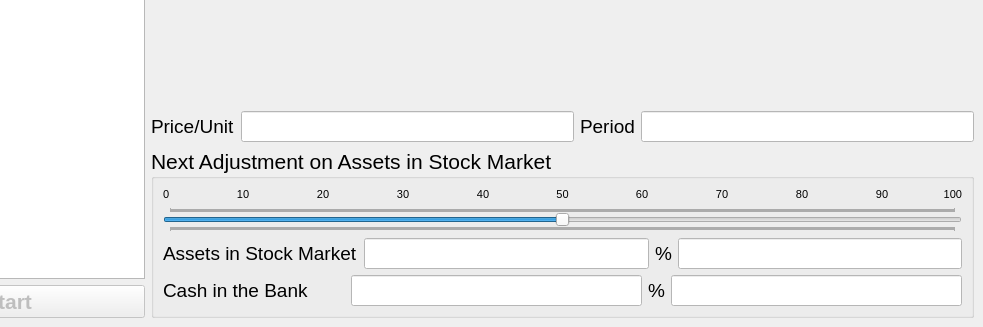
Before: the Qt Designer form ui/simulation.ui in alfa-ryano/Brownian, drawn with Qt 5; both pictures show x 138 to 1121 and y 533 to 860 of the 1121 by 860 pixel window.
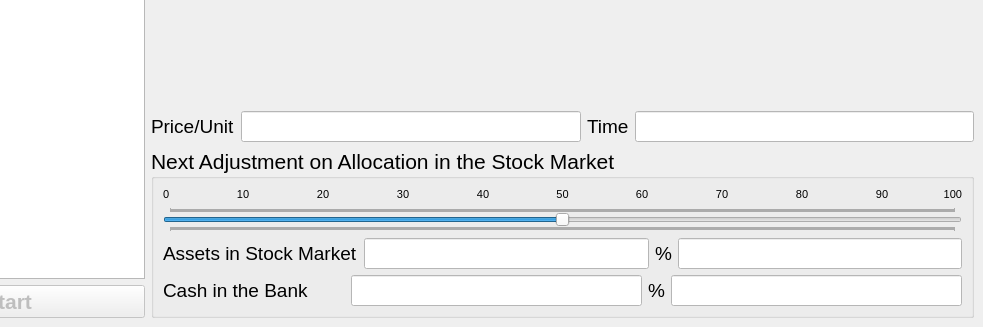
After: the same form once the commit is applied.

Diff of the .ui file:
```diff
--- a/ui/simulation.ui
+++ b/ui/simulation.ui
@@ -229,7 +229,7 @@
            </font>
           </property>
           <property name="text">
-           <string>Period</string>
+           <string>Time</string>
           </property>
          </widget>
         </item>
@@ -269,7 +269,7 @@
          </font>
         </property>
         <property name="title">
-         <string>Next Adjustment on Assets in Stock Market</string>
+         <string>Next Adjustment on Allocation in the Stock Market</string>
         </property>
         <layout class="QVBoxLayout" name="verticalLayout_4">
          <item>
```
